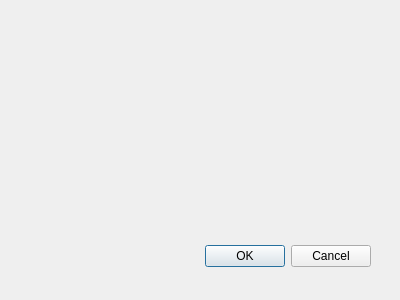
Old version of the form klever/plugins/autorization/widgets/autorizationdialog.ui in the repository gen1izh/cpp.
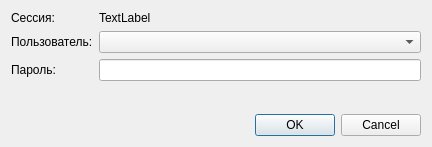
New version of the form.

```diff
--- a/klever/plugins/autorization/widgets/autorizationdialog.ui
+++ b/klever/plugins/autorization/widgets/autorizationdialog.ui
@@ -8,29 +8,76 @@
    <rect>
     <x>0</x>
     <y>0</y>
-    <width>400</width>
-    <height>300</height>
+    <width>432</width>
+    <height>147</height>
    </rect>
   </property>
   <property name="windowTitle">
    <string>Dialog</string>
   </property>
-  <widget name="buttonBox" class="QDialogButtonBox">
-   <property name="geometry">
-    <rect>
-     <x>30</x>
-     <y>240</y>
-     <width>341</width>
-     <height>32</height>
-    </rect>
-   </property>
-   <property name="orientation">
-    <enum>Qt::Horizontal</enum>
-   </property>
-   <property name="standardButtons">
-    <set>QDialogButtonBox::Cancel|QDialogButtonBox::Ok</set>
-   </property>
-  </widget>
+  <layout class="QGridLayout" name="gridLayout">
+   <item row="4" column="0" colspan="2">
+    <widget class="QDialogButtonBox" name="buttonBox">
+     <property name="orientation">
+      <enum>Qt::Horizontal</enum>
+     </property>
+     <property name="standardButtons">
+      <set>QDialogButtonBox::Cancel|QDialogButtonBox::Ok</set>
+     </property>
+    </widget>
+   </item>
+   <item row="0" column="1">
+    <widget class="QLabel" name="sessionNameLabel">
+     <property name="text">
+      <string>TextLabel</string>
+     </property>
+    </widget>
+   </item>
+   <item row="0" column="0">
+    <widget class="QLabel" name="label">
+     <property name="text">
+      <string>Сессия:</string>
+     </property>
+    </widget>
+   </item>
+   <item row="1" column="0">
+    <widget class="QLabel" name="label_2">
+     <property name="text">
+      <string>Пользователь:</string>
+     </property>
+    </widget>
+   </item>
+   <item row="3" column="0">
+    <spacer name="verticalSpacer">
+     <property name="orientation">
+      <enum>Qt::Vertical</enum>
+     </property>
+     <property name="sizeHint" stdset="0">
+      <size>
+       <width>20</width>
+       <height>40</height>
+      </size>
+     </property>
+    </spacer>
+   </item>
+   <item row="2" column="0">
+    <widget class="QLabel" name="label_3">
+     <property name="text">
+      <string>Пароль:</string>
+     </property>
+    </widget>
+   </item>
+   <item row="2" column="1">
+    <widget class="QLineEdit" name="pwdEdit">
+     <property name="echoMode">
+      <enum>QLineEdit::Password</enum>
+     </property>
+    </widget>
+   </item>
+   <item row="1" column="1">
+    <widget class="QComboBox" name="usersBox"/>
+   </item>
+  </layout>
  </widget>
  <pixmapfunction/>
  <resources/>
```
Left out of the diff: 9 changed lines with no effect on the pictures.
